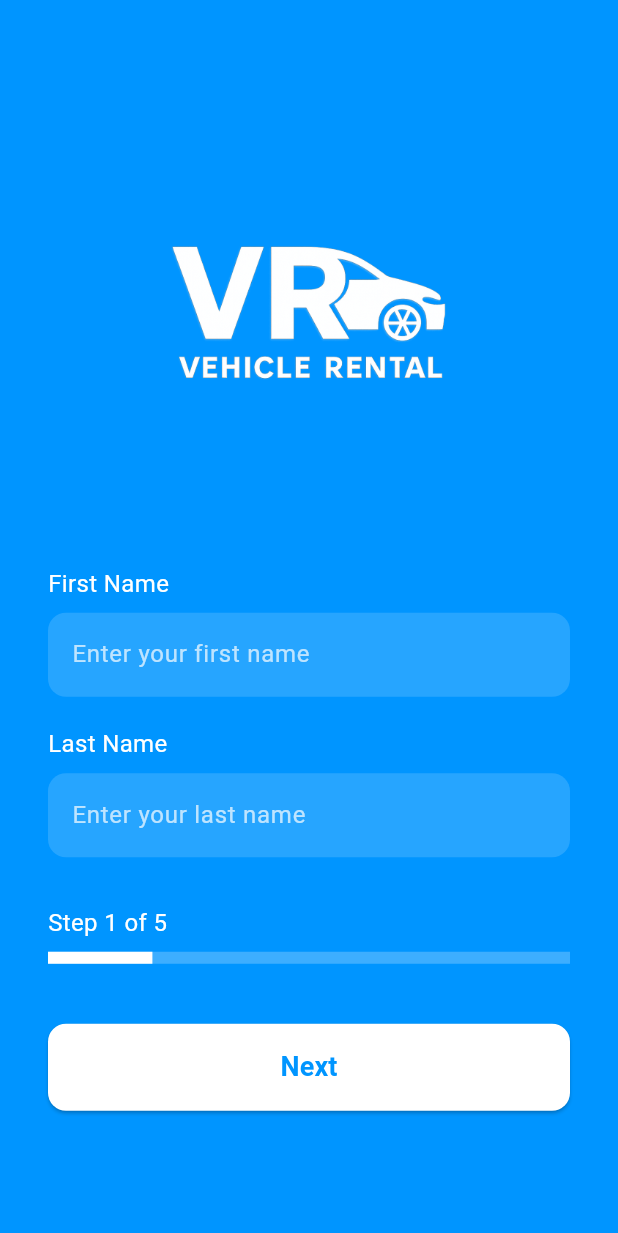
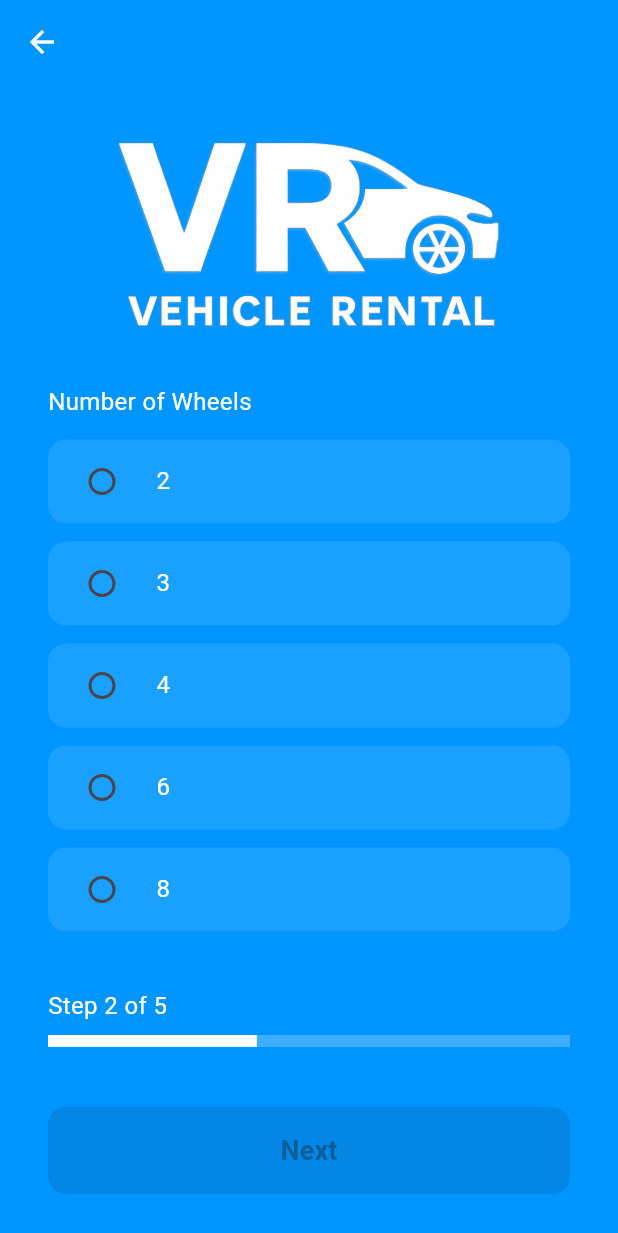
Before and after one commit to Chloe-R-Rowley/vehicle_rental_app, a Flutter app: the screen it shows after launch, after a tap on "Next", on a phone screen of 412 x 824 dp. Shown: the top 1233 px of the screen. Run offline on Flutter 3.47's test engine with Material 3 defaults, Android fonts, the phone set to English and light mode, and no system bars.

Commit message:
step 2 screen ui

```diff
--- a/lib/screens/form_screens/step_1_screen.dart
+++ b/lib/screens/form_screens/step_1_screen.dart
@@ -1,4 +1,5 @@
 import 'package:flutter/material.dart';
+import 'package:vehicle_rental_app/screens/form_screens/step_2_screen.dart';
 
 class Step1Screen extends StatefulWidget {
   const Step1Screen({super.key});
@@ -109,7 +110,12 @@ class _Step1ScreenState extends State<Step1Screen> {
                         borderRadius: BorderRadius.circular(12),
                       ),
                     ),
-                    onPressed: () {},
+                    onPressed: () {
+                      Navigator.push(
+                        context,
+                        MaterialPageRoute(builder: (_) => const Step2Screen()),
+                      );
+                    },
                     child: const Text(
                       'Next',
                       style: TextStyle(
--- /dev/null
+++ b/lib/screens/form_screens/step_2_screen.dart
@@ -0,0 +1,145 @@
+import 'package:flutter/material.dart';
+
+class Step2Screen extends StatefulWidget {
+  const Step2Screen({super.key});
+
+  @override
+  State<Step2Screen> createState() => _Step2ScreenState();
+}
+
+class _Step2ScreenState extends State<Step2Screen> {
+  List<int> _wheelOptions = [];
+  int? _selectedWheels;
+  bool _loading = true;
+
+  @override
+  void initState() {
+    super.initState();
+    _fetchWheelOptions();
+  }
+
+  Future<void> _fetchWheelOptions() async {
+    // Simulate API delay
+    await Future.delayed(const Duration(seconds: 1));
+    setState(() {
+      _wheelOptions = [2, 3, 4, 6, 8]; // Simulated API response
+      _loading = false;
+    });
+  }
+
+  @override
+  Widget build(BuildContext context) {
+    return Scaffold(
+      backgroundColor: const Color.fromARGB(255, 0, 149, 255),
+      appBar: AppBar(
+        backgroundColor: Colors.transparent,
+        elevation: 0,
+        leading: IconButton(
+          icon: const Icon(Icons.arrow_back, color: Colors.white),
+          onPressed: () => Navigator.of(context).maybePop(),
+        ),
+      ),
+      body: Stack(
+        children: [
+          SingleChildScrollView(
+            child: Padding(
+              padding: const EdgeInsets.symmetric(horizontal: 32.0),
+              child: Column(
+                crossAxisAlignment: CrossAxisAlignment.center,
+                children: [
+                  Image.asset('assets/logo/logo.png', height: 200),
+                  Align(
+                    alignment: Alignment.centerLeft,
+                    child: Text(
+                      'Number of Wheels',
+                      style: TextStyle(color: Colors.white, fontSize: 16),
+                    ),
+                  ),
+                  const SizedBox(height: 8),
+                  if (!_loading)
+                    Column(
+                      children: _wheelOptions
+                          .map(
+                            (option) => Padding(
+                              padding: const EdgeInsets.symmetric(
+                                vertical: 6.0,
+                              ),
+                              child: RadioListTile<int>(
+                                value: option,
+                                groupValue: _selectedWheels,
+                                onChanged: (value) {
+                                  setState(() {
+                                    _selectedWheels = value;
+                                  });
+                                },
+                                title: Text(
+                                  '$option',
+                                  style: const TextStyle(color: Colors.white),
+                                ),
+                                activeColor: Colors.white,
+                                tileColor: Colors.white.withOpacity(0.10),
+                                shape: RoundedRectangleBorder(
+                                  borderRadius: BorderRadius.circular(12),
+                                ),
+                              ),
+                            ),
+                          )
+                          .toList(),
+                    ),
+                  const SizedBox(height: 32),
+                  Column(
+                    crossAxisAlignment: CrossAxisAlignment.start,
+                    children: [
+                      const Text(
+                        'Step 2 of 5',
+                        style: TextStyle(color: Colors.white, fontSize: 16),
+                      ),
+                      const SizedBox(height: 8),
+                      LinearProgressIndicator(
+                        value: 0.4,
+                        backgroundColor: Colors.white24,
+                        valueColor: const AlwaysStoppedAnimation<Color>(
+                          Colors.white,
+                        ),
+                        minHeight: 8,
+                      ),
+                    ],
+                  ),
+                  const SizedBox(height: 40),
+                  SizedBox(
+                    width: double.infinity,
+                    child: ElevatedButton(
+                      style: ElevatedButton.styleFrom(
+                        backgroundColor: Colors.white,
+                        foregroundColor: const Color.fromARGB(255, 0, 149, 255),
+                        padding: const EdgeInsets.symmetric(vertical: 16),
+                        shape: RoundedRectangleBorder(
+                          borderRadius: BorderRadius.circular(12),
+                        ),
+                      ),
+                      onPressed: _selectedWheels != null ? () {} : null,
+                      child: const Text(
+                        'Next',
+                        style: TextStyle(
+                          fontSize: 18,
+                          fontWeight: FontWeight.bold,
+                        ),
+                      ),
+                    ),
+                  ),
+                ],
+              ),
+            ),
+          ),
+          if (_loading)
+            Container(
+              color: const Color.fromARGB(180, 0, 149, 255),
+              child: const Center(
+                child: CircularProgressIndicator(color: Colors.white),
+              ),
+            ),
+        ],
+      ),
+    );
+  }
+}
```
Also changed, not shown: assets/logo/logo.png.
